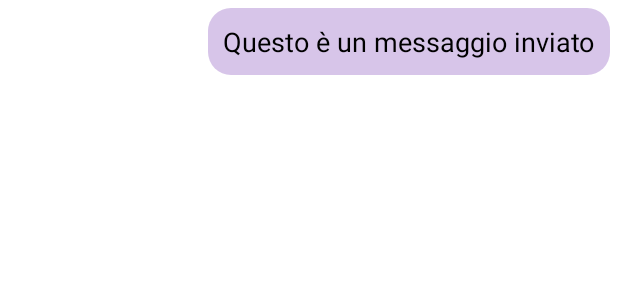
After one commit to IsabellaMarini/AppProgetto2, an Android app: the layout sent.xml on its own in the app's theme, with its tools: preview values and no code run, on a phone screen of 412 x 824 dp. The commit adds this screen. Shown: the top 300 px of the screen. Run offline under Robolectric (Android 15) with nearby library versions, the phone set to English and light mode, and no system bars.

Commit message:
inizio chat, layout

```diff
--- /dev/null
+++ b/app/src/main/res/drawable/btn_background.xml
@@ -0,0 +1,6 @@
+<?xml version="1.0" encoding="utf-8"?>
+<shape xmlns:android="http://schemas.android.com/apk/res/android">
+    <corners android:radius="15dp"/>
+    <solid android:color="@color/viola"/>
+
+</shape>
--- /dev/null
+++ b/app/src/main/res/drawable/edt_background.xml
@@ -0,0 +1,5 @@
+<?xml version="1.0" encoding="utf-8"?>
+<shape xmlns:android="http://schemas.android.com/apk/res/android">
+    <corners android:radius="20dp"/>
+    <stroke android:color="@color/viola" android:width="3dp"/>
+</shape>
--- /dev/null
+++ b/app/src/main/res/drawable/message_box_background.xml
@@ -0,0 +1,6 @@
+<?xml version="1.0" encoding="utf-8"?>
+<shape xmlns:android="http://schemas.android.com/apk/res/android">
+    <corners android:radius="20dp"/>
+    <stroke android:color="@color/black" android:width="2dp"/>
+
+</shape>
--- /dev/null
+++ b/app/src/main/res/layout/sent.xml
@@ -0,0 +1,27 @@
+<?xml version="1.0" encoding="utf-8"?>
+<RelativeLayout xmlns:android="http://schemas.android.com/apk/res/android"
+    android:layout_width="match_parent"
+    android:layout_height="wrap_content">
+
+   <RelativeLayout
+       android:layout_width="wrap_content"
+       android:background="@drawable/btn_background"
+       android:layout_alignParentRight="true"
+       android:layout_marginRight="5dp"
+       android:layout_marginTop="5dp"
+       android:layout_height="wrap_content">
+    <TextView
+        android:id="@+id/txt_sent_message"
+        android:layout_width="wrap_content"
+        android:layout_height="wrap_content"
+        android:text="@string/mandato"
+        android:textColor="@color/black"
+        android:padding="10dp"
+        android:textSize="18sp"/>
+
+
+   </RelativeLayout>
+
+
+
+</RelativeLayout>
--- a/app/src/main/res/values/strings.xml
+++ b/app/src/main/res/values/strings.xml
@@ -38,5 +38,8 @@
     <string name="email3">Email:</string>
     <string name="dataNascita">Data di nascita:</string>
     <string name="modifica">Modifica</string>
+    <string name="manda">Scrivi un messaggio</string>
+    <string name="mandato">Questo è un messaggio inviato</string>
+    <string name="ricevuto">Questo è un messaggio ricevuto</string>
 
 </resources>
```
Also changed, not shown: app/src/main/AndroidManifest.xml (+7 -0 lines), app/src/main/java/com/example/appprogetto/ChatActivity.kt (added, +11 -0 lines), app/src/main/java/com/example/appprogetto/Message.kt (added, +13 -0 lines), app/src/main/res/layout/activity_chat.xml (added, +46 -0 lines), app/src/main/res/layout/receive.xml (added, +26 -0 lines).
